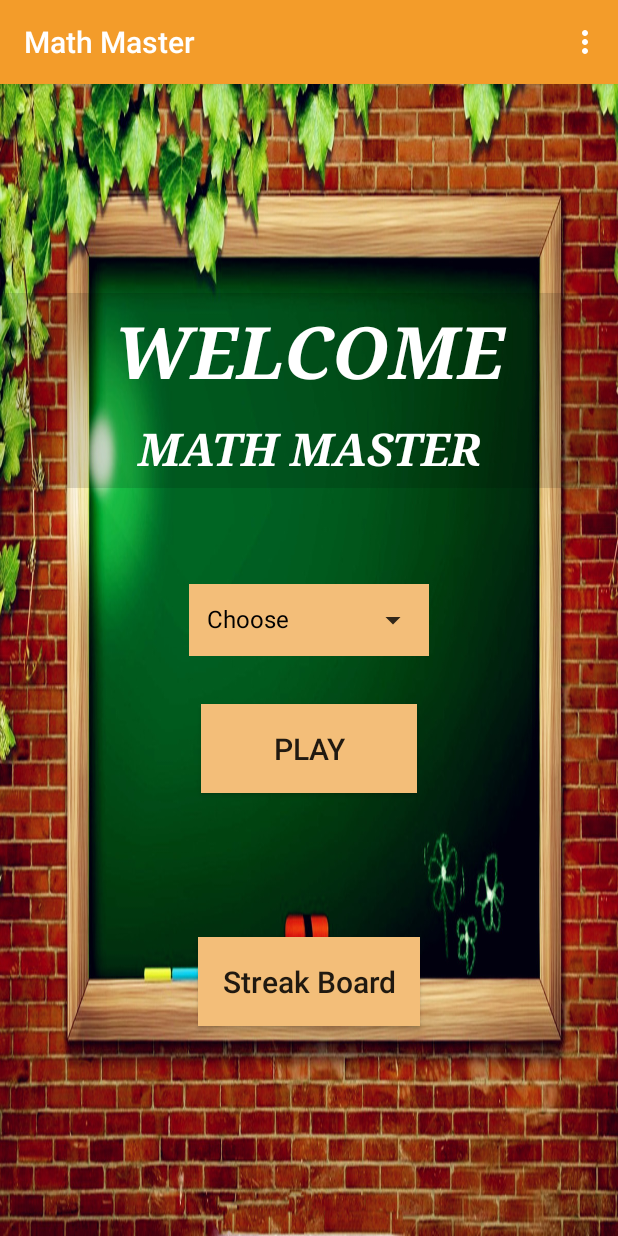
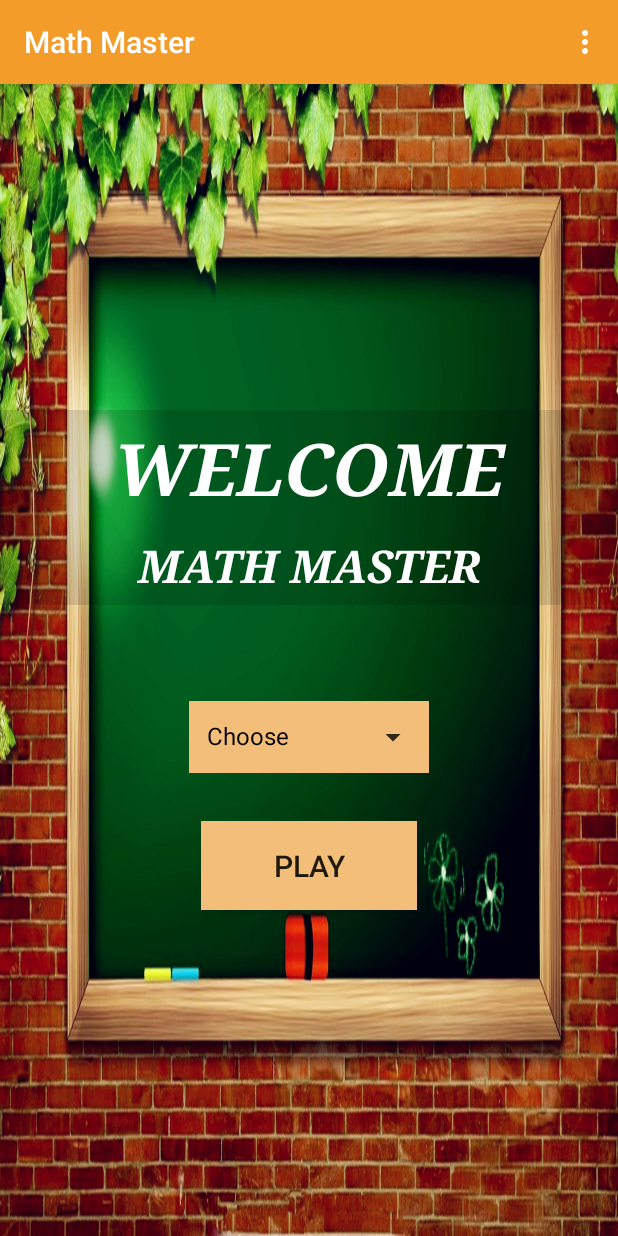
Before and after one commit to khyati393/math-master, an Android app: the screen it shows after launch (HomeActivity), on a phone screen of 412 x 824 dp. Run offline under Robolectric (Android 15) with nearby library versions, the light colour scheme and no system bars; our stand-ins replace Room's generated code, data binding.

Commit message:
Ui updates on home screen

```diff
--- a/app/src/main/java/com/example/mathmaster/HomeActivity.java
+++ b/app/src/main/java/com/example/mathmaster/HomeActivity.java
@@ -99,6 +99,10 @@ public class HomeActivity extends AppCompatActivity {
 //                Toast.makeText(this, "theme clicked", Toast.LENGTH_SHORT).show();
                 break;
 
+            case R.id.streakBoard:
+                startActivity(StreakBoardActivity.getStartIntent(getBaseContext()));
+                break;
+
             case R.id.sharing: {
                 if (item.getItemId() == R.id.sharing)
                     settings.share();
--- a/app/src/main/res/layout/activity_home.xml
+++ b/app/src/main/res/layout/activity_home.xml
@@ -83,7 +83,8 @@
             android:padding="16dp"
             android:text="Streak Board"
             android:textAllCaps="false"
-            android:textSize="20sp" />
+            android:textSize="20sp"
+            android:visibility="gone" />
 
     </androidx.appcompat.widget.LinearLayoutCompat>
 
--- a/app/src/main/res/menu/menu_items.xml
+++ b/app/src/main/res/menu/menu_items.xml
@@ -3,11 +3,17 @@
 
     <item
         android:id="@+id/sound"
-        android:title="Sound" />
+        android:title="Sound"
+        android:visible="false" />
 
     <item
         android:id="@+id/theme"
-        android:title="Theme" />
+        android:title="Theme"
+        android:visible="false" />
+
+    <item
+        android:id="@+id/streakBoard"
+        android:title="Streak Board" />
 
     <item
         android:id="@+id/sharing"
```
